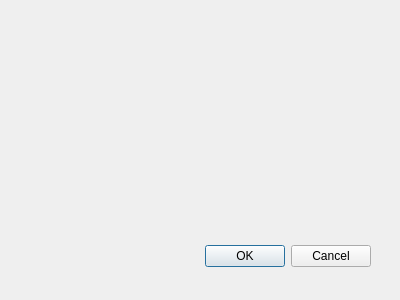
Qt form ui/edititemwidget.ui (Harry-Chen/OOP-Cash) before a commit.
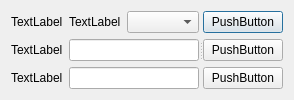
The same form after that commit.

Patch:
```diff
--- a/ui/edititemwidget.ui
+++ b/ui/edititemwidget.ui
@@ -8,29 +8,103 @@
    <rect>
     <x>0</x>
     <y>0</y>
-    <width>400</width>
-    <height>300</height>
+    <width>385</width>
+    <height>216</height>
    </rect>
   </property>
   <property name="windowTitle">
    <string>Dialog</string>
   </property>
-  <widget name="buttonBox" class="QDialogButtonBox">
-   <property name="geometry">
-    <rect>
-     <x>30</x>
-     <y>240</y>
-     <width>341</width>
-     <height>32</height>
-    </rect>
+  <layout class="QGridLayout" name="gridLayout_2">
+   <property name="sizeConstraint">
+    <enum>QLayout::SetFixedSize</enum>
    </property>
-   <property name="orientation">
-    <enum>Qt::Horizontal</enum>
-   </property>
-   <property name="standardButtons">
-    <set>QDialogButtonBox::Cancel|QDialogButtonBox::Ok</set>
-   </property>
-  </widget>
+   <item row="0" column="0">
+    <widget class="QSplitter" name="splitter">
+     <property name="orientation">
+      <enum>Qt::Horizontal</enum>
+     </property>
+     <widget class="QWidget" name="layoutWidget">
+      <layout class="QGridLayout" name="gridLayout">
+       <item row="0" column="0">
+        <layout class="QHBoxLayout" name="horizontalLayout">
+         <item>
+          <widget class="QLabel" name="label11">
+           <property name="text">
+            <string>TextLabel</string>
+           </property>
+          </widget>
+         </item>
+         <item>
+          <widget class="QLabel" name="label12">
+           <property name="text">
+            <string>TextLabel</string>
+           </property>
+          </widget>
+         </item>
+         <item>
+          <widget class="QComboBox" name="currComboBox"/>
+         </item>
+        </layout>
+       </item>
+       <item row="1" column="0">
+        <layout class="QHBoxLayout" name="horizontalLayout_2">
+         <item>
+          <widget class="QLabel" name="label2">
+           <property name="text">
+            <string>TextLabel</string>
+           </property>
+          </widget>
+         </item>
+         <item>
+          <widget class="QLineEdit" name="lineEdit2"/>
+         </item>
+        </layout>
+       </item>
+       <item row="2" column="0">
+        <layout class="QHBoxLayout" name="horizontalLayout_3">
+         <item>
+          <widget class="QLabel" name="label3">
+           <property name="text">
+            <string>TextLabel</string>
+           </property>
+          </widget>
+         </item>
+         <item>
+          <widget class="QLineEdit" name="lineEdit3"/>
+         </item>
+        </layout>
+       </item>
+      </layout>
+     </widget>
+     <widget class="QWidget" name="layoutWidget">
+      <layout class="QVBoxLayout" name="verticalLayout">
+       <item>
+        <widget class="QPushButton" name="deletebtn">
+         <property name="text">
+          <string>PushButton</string>
+         </property>
+        </widget>
+       </item>
+       <item>
+        <widget class="QPushButton" name="conformbtn">
+         <property name="text">
+          <string>PushButton</string>
+         </property>
+        </widget>
+       </item>
+       <item>
+        <widget class="QPushButton" name="cancelbtn">
+         <property name="text">
+          <string>PushButton</string>
+         </property>
+        </widget>
+       </item>
+      </layout>
+     </widget>
+    </widget>
+   </item>
+  </layout>
  </widget>
  <pixmapfunction/>
  <resources/>
```
Left out of the diff: 42 changed lines with no effect on the pictures.
